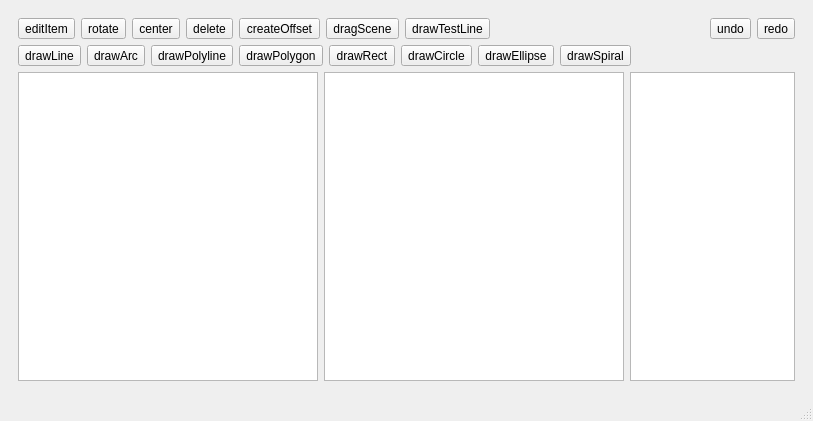
First picture: the form in header/Ui/mainwindow.ui, repository joey674/LaserCAD_QT, before the edit.
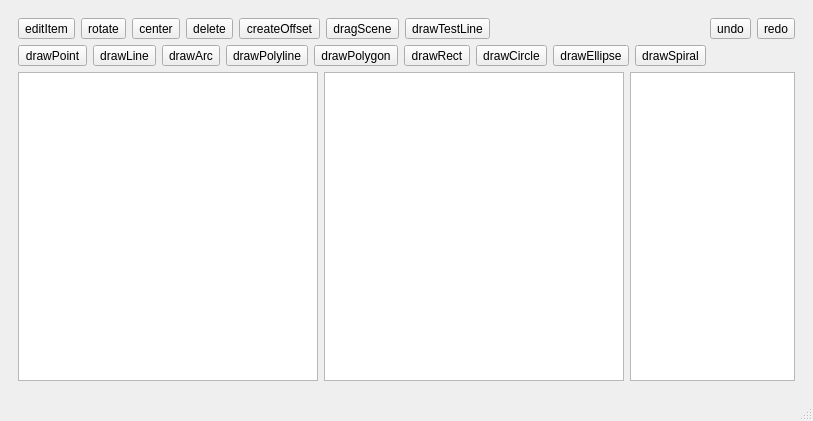
Second picture: the form after the edit. Custom widgets are drawn as their Qt base class.

Commit message: feat: add point

The edit to the form file:
```diff
--- a/header/Ui/mainwindow.ui
+++ b/header/Ui/mainwindow.ui
@@ -41,6 +41,13 @@
       <layout class="QGridLayout" name="gridLayout_2">
        <item row="3" column="1" colspan="17">
         <layout class="QHBoxLayout" name="horizontalLayout">
+         <item>
+          <widget class="QToolButton" name="drawPointButton">
+           <property name="text">
+            <string>drawPoint</string>
+           </property>
+          </widget>
+         </item>
          <item>
           <widget class="QToolButton" name="drawLineButton">
            <property name="text">
```
The commit also changes 23 other files.
